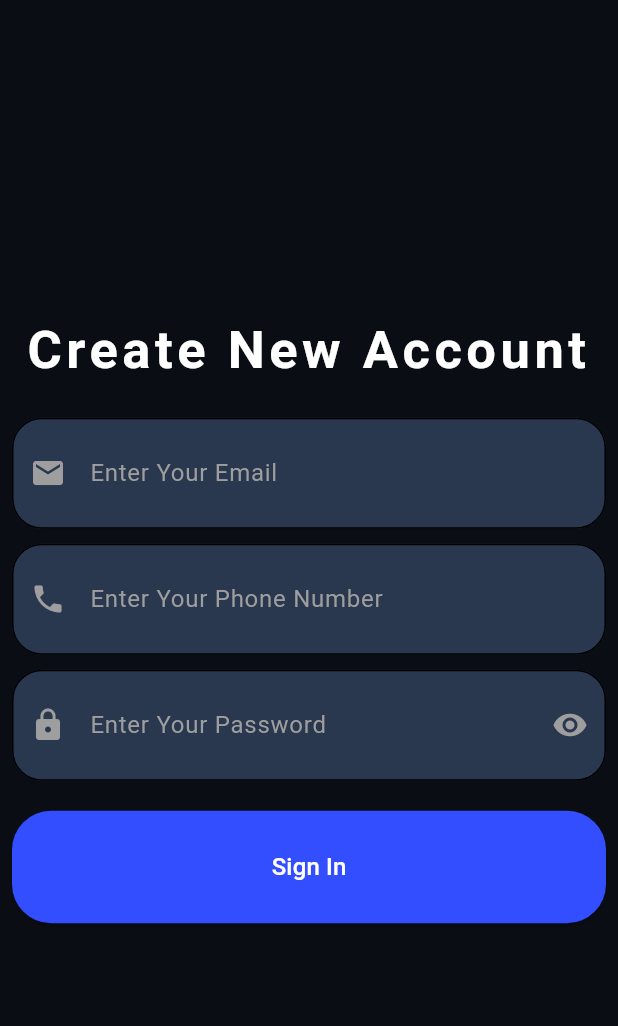
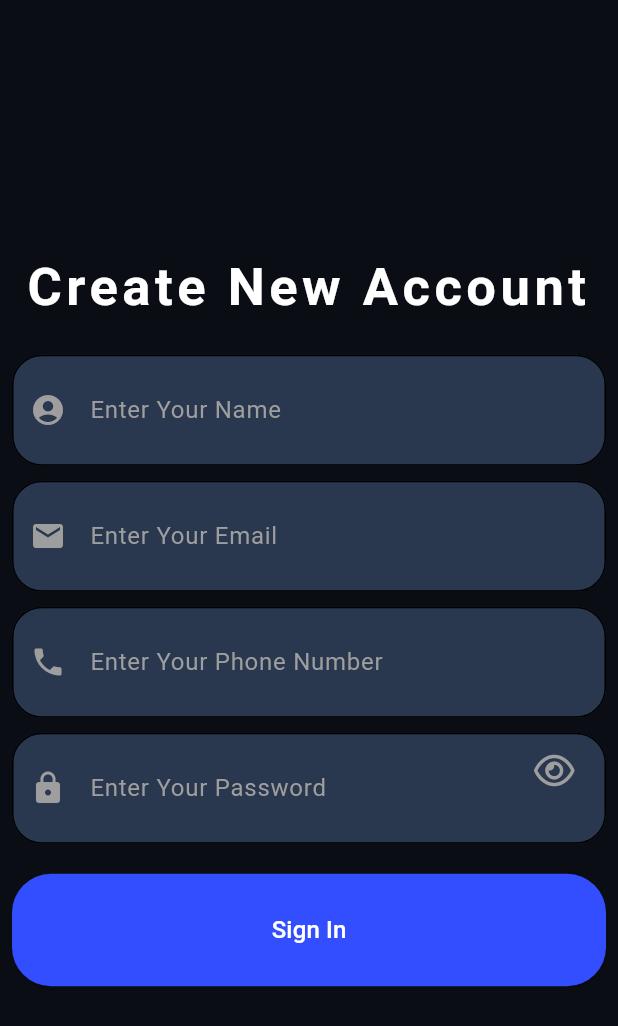
Before and after one commit to Syeda-Nabihaa/TrackNcheck, a Flutter app: the screen it shows after launch, on a phone screen of 412 x 824 dp. Shown: the top 1026 px of the screen. Run offline on Flutter 3.47's test engine with Material 3 defaults, Android fonts, the phone set to English and light mode, and no system bars; our stand-ins replace cloud_firestore, firebase_auth, firebase_core, flutter_easyloading, font_awesome_flutter, get; accounts and stored records are empty.

Commit message:
sign Up authentication done

```diff
--- a/lib/AuthSelecctionScreen.dart
+++ b/lib/AuthSelecctionScreen.dart
@@ -21,7 +21,7 @@ class AuthSelection extends StatelessWidget {
           child: Column(
             mainAxisAlignment: MainAxisAlignment.center,
             children: [
-              SizedBox(child: TitleWidget(text: "Lets Get Started")),
+              SizedBox(child: TitleWidget(text: "Lets Get Started",fontsize: 35,)),
               SizedBox(height: 10),
               SizedBox(
                 width: 200,
--- a/lib/Login.dart
+++ b/lib/Login.dart
@@ -21,7 +21,7 @@ class Login extends StatelessWidget {
             child: Column(
               mainAxisAlignment: MainAxisAlignment.center,
               children: [
-                SizedBox(child: TitleWidget(text: "Hello Again!")),
+                SizedBox(child: TitleWidget(text: "Hello Again!",fontsize: 35,)),
                 SizedBox(height: 10),
                 SizedBox(
                   width: 200,
@@ -42,7 +42,7 @@ class Login extends StatelessWidget {
                       Inputfields(
                         icon: Icons.lock,
                         hintText: "Enter Your Password",
-                        suffixIcon: Icons.remove_red_eye,
+                        // suffixicon: Icons.remove_red_eye,
                         emptyFields: "Please fill out this fields",
                       ),
                       SizedBox(height: 10),
--- a/lib/SignUp.dart
+++ b/lib/SignUp.dart
@@ -1,11 +1,21 @@
 import 'package:flutter/material.dart';
+import 'package:font_awesome_flutter/font_awesome_flutter.dart';
+import 'package:get/get.dart';
+import 'package:trackncheck/Helper/SignUpAuth.dart';
 import 'package:trackncheck/components/Button.dart';
 import 'package:trackncheck/components/InputFields.dart';
 import 'package:trackncheck/components/TextWidgets.dart';
 import 'package:trackncheck/components/constants.dart';
+import 'package:trackncheck/controller/SignUpController.dart';
 
 class SignUp extends StatelessWidget {
   final _formKey = GlobalKey<FormState>();
+  final Signupauth signupauth = Signupauth();
+  final name = TextEditingController();
+  final email = TextEditingController();
+  final password = TextEditingController();
+  final number = TextEditingController();
+  final Signupcontroller signupcontroller = Get.put(Signupcontroller());
 
   @override
   Widget build(BuildContext context) {
@@ -21,7 +31,9 @@ class SignUp extends StatelessWidget {
             child: Column(
               mainAxisAlignment: MainAxisAlignment.center,
               children: [
-                SizedBox(child: TitleWidget(text: "Create New Account")),
+                SizedBox(
+                  child: TitleWidget(text: "Create New Account", fontsize: 35),
+                ),
                 SizedBox(height: 20),
 
                 SizedBox(
@@ -29,25 +41,44 @@ class SignUp extends StatelessWidget {
                   child: Column(
                     children: [
                       Inputfields(
+                        controller: name,
+                        icon: Icons.account_circle_rounded,
+                        hintText: "Enter Your Name",
+                        emptyFields: "Please fill out this fields",
+                      ),
+                      SizedBox(height: 10),
+                      Inputfields(
+                        controller: email,
                         icon: Icons.email,
                         hintText: "Enter Your Email",
                         emptyFields: "Please fill out this fields",
-                        emailError: "Incorrect Email Format",
+                        // emailError: "Incorrect Email Format",
                       ),
                       SizedBox(height: 10),
                       Inputfields(
+                        controller: number,
                         icon: Icons.phone,
                         hintText: "Enter Your Phone Number",
 
                         emptyFields: "Please fill out this fields",
                       ),
                       SizedBox(height: 10),
-                      Inputfields(
-                        icon: Icons.lock,
-                        hintText: "Enter Your Password",
-                        suffixIcon: Icons.remove_red_eye,
-                        emptyFields: "Please fill out this fields",
-                      ),
+                       Inputfields(
+                          controller: password,
+                          icon: Icons.lock,
+                          hintText: "Enter Your Password",
+                         suffixicon: GestureDetector(
+      onTap: () {
+        signupcontroller.isVisible.toggle();
+      },
+      child: signupcontroller.isVisible.value
+          ? FaIcon(FontAwesomeIcons.eyeSlash, color: Colors.grey)
+          : FaIcon(FontAwesomeIcons.eye, color: Colors.grey),
+    ),
+                          emptyFields: "Please fill out this field",
+                          obscureText: !signupcontroller.isVisible.value,
+                        ),
+
 
                       SizedBox(height: 20),
 
@@ -56,12 +87,14 @@ class SignUp extends StatelessWidget {
                         child: Button(
                           text: "Sign In",
                           onPressed: () {
-                            if (_formKey.currentState!.validate()) {
-                              print("sign up successfuly");
-                            } else {
-                              // Validation failed
-                              print("Form is invalid");
-                            }
+                            signupauth.handleSignUp(
+                              formkey: _formKey,
+                              context: context,
+                              name: name,
+                              email: email,
+                              password: password,
+                              number: number,
+                            );
                           },
                         ),
                       ),
--- a/lib/components/CustomAvatar.dart
+++ b/lib/components/CustomAvatar.dart
@@ -31,7 +31,7 @@ class Customavatar extends StatelessWidget {
       ),
       child: CircleAvatar(
         backgroundColor: color,
-        radius: 110,
+        radius: radius,
         child: Icon(
           icon,
           color: textColor,
--- a/lib/components/InputFields.dart
+++ b/lib/components/InputFields.dart
@@ -5,27 +5,34 @@ class Inputfields extends StatelessWidget {
   final Color bgcolor;
   final Color color;
   final IconData icon;
-  final IconData? suffixIcon;
+  final Widget? suffixicon;
   final String hintText;
   final String emptyFields;
+  final TextEditingController? controller;
   final String? emailError;
+  final bool obscureText;
 
 
   const Inputfields({
     super.key,
     this.bgcolor = ColorConstants.fieldsColor,
-    this.suffixIcon,
+    this.suffixicon,
+
+    this.controller,
     required this.emptyFields,
 
     this.emailError,
     this.color = Colors.grey,
     required this.icon,
     required this.hintText,
+    this.obscureText = false,
   });
 
   @override
   Widget build(BuildContext context) {
     return TextFormField(
+      controller: controller,
+      obscureText: obscureText,
       style: TextStyle(color: color),
       decoration: InputDecoration(
         contentPadding: EdgeInsets.symmetric(vertical: 25.0, horizontal: 24.0),
@@ -42,20 +49,22 @@ class Inputfields extends StatelessWidget {
         hintText: hintText,
         prefixIcon: Icon(icon, color: color),
         hintStyle: TextStyle(color: color),
-        suffixIcon: IconButton(
-          onPressed: () {},
-          icon: Icon(suffixIcon, color: color),
-        ),
+        suffixIcon: suffixicon
       ),
-      validator: (value) {
-        if (value!.isEmpty) {
-          return emptyFields;
-        }
-        if (!RegExp(r'^[^@]+@[^@]+\.[^@]+').hasMatch(value)) {
-          return emailError;
-        }
-         return null;
-      },
+
+      //      validator: (value) {
+      //   if (value == null || value.isEmpty) {
+      //     return emptyFields;
+      //   }
+
+      //   // ✅ Only run email regex if emailError is provided
+      //   if (emailError != null &&
+      //       !RegExp(r'^[^@]+@[^@]+\.[^@]+').hasMatch(value)) {
+      //     return emailError;
+      //   }
+
+      //   return null;
+      // },
     );
   }
 }
--- a/lib/components/TextWidgets.dart
+++ b/lib/components/TextWidgets.dart
@@ -2,7 +2,8 @@ import 'package:flutter/material.dart';
 
 class TitleWidget extends StatelessWidget {
   final String text;
-  const TitleWidget({super.key, required this.text});
+  final double fontsize;
+  const TitleWidget({super.key, required this.text, required this.fontsize});
 
   @override
   Widget build(BuildContext context) {
@@ -11,9 +12,9 @@ class TitleWidget extends StatelessWidget {
       textAlign: TextAlign.center,
       style: TextStyle(
         fontWeight: FontWeight.bold,
-        fontSize: 35,
+        fontSize: fontsize,
         color: Colors.white,
-        letterSpacing: 3.0
+        letterSpacing: 3.0,
       ),
     );
   }
@@ -33,7 +34,7 @@ class SubTitle extends StatelessWidget {
         // fontWeight: FontWeight.bold,
         fontSize: 17,
         color: Colors.grey,
-         letterSpacing: 2.0
+        letterSpacing: 2.0,
       ),
     );
   }
--- a/lib/controller/SignUpController.dart
+++ b/lib/controller/SignUpController.dart
@@ -3,8 +3,8 @@ import 'package:flutter/material.dart';
 import 'package:flutter_easyloading/flutter_easyloading.dart';
 import 'package:get/get.dart';
 import 'package:firebase_auth/firebase_auth.dart';
+import 'package:trackncheck/components/AlertWidget.dart';
 import 'package:trackncheck/model/UserModel.dart';
-
 
 class Signupcontroller extends GetxController {
   final FirebaseAuth _auth = FirebaseAuth.instance;
@@ -13,9 +13,10 @@ class Signupcontroller extends GetxController {
   var isVisible = false.obs;
 
   Future<UserCredential?> SignUpMethod(
+    String name,
     String email,
+    String phoneNumber,
     String password,
-    String phoneNumber,
   ) async {
     try {
       EasyLoading.show(status: 'Please wait');
@@ -25,9 +26,10 @@ class Signupcontroller extends GetxController {
 
       Usermodel usermodel = Usermodel(
         id: userCredential.user!.uid,
+        name: name,
         email: email,
+        phoneNumber: phoneNumber,
         password: password,
-        phoneNumber: phoneNumber,
       );
 
       _firebaseFireStore
@@ -38,6 +40,11 @@ class Signupcontroller extends GetxController {
       return userCredential;
     } on FirebaseAuthException catch (e) {
       EasyLoading.dismiss();
+      // AlertWidget(
+      //   message: "Error",
+      //   subtext: e.message ?? 'Some Error occured',
+      //   icon: Icons.error,
+      // );
       Get.snackbar(
         'Error',
         e.message ?? 'Some Error Occured..',
--- a/lib/main.dart
+++ b/lib/main.dart
@@ -1,9 +1,11 @@
 import 'package:flutter/material.dart';
+import 'package:flutter_easyloading/flutter_easyloading.dart';
 import 'package:get/get.dart';
 import 'package:trackncheck/Login.dart';
 import 'package:trackncheck/AuthSelecctionScreen.dart';
 import 'package:trackncheck/SignUp.dart';
 import 'package:trackncheck/Welcome.dart';
+import 'package:trackncheck/components/AlertWidget.dart';
 import 'package:trackncheck/components/navigationBar.dart';
 import 'package:firebase_core/firebase_core.dart';
 import 'package:trackncheck/firebase_options.dart';
@@ -20,8 +22,9 @@
   @override
   Widget build(BuildContext context) {
     return GetMaterialApp(
+       builder: EasyLoading.init(),
       debugShowCheckedModeBanner: false,
-      home: SignUp(),
+      home:SignUp()
     );
   }
 }
--- a/lib/model/UserModel.dart
+++ b/lib/model/UserModel.dart
@@ -1,11 +1,13 @@
 class Usermodel {
   final String id;
+  final String name;
   final String email;
   final String password;
   final String phoneNumber;
 
   Usermodel({
     required this.id,
+    required this.name,
     required this.email,
     required this.password,
     required this.phoneNumber,
@@ -22,6 +24,7 @@ class Usermodel {
   factory Usermodel.fromMap(Map<String, dynamic> json) {
     return Usermodel(
       id: json['id'],
+      name: json['name'],
       email: json['email'],
       password: json['password'],
       phoneNumber: json['phoneNumber'],
```
Also changed, not shown: lib/Helper/SignUpAuth.dart (added, +76 -0 lines), lib/Welcome.dart (+11 -2 lines), lib/components/AlertWidget.dart (added, +49 -0 lines).
